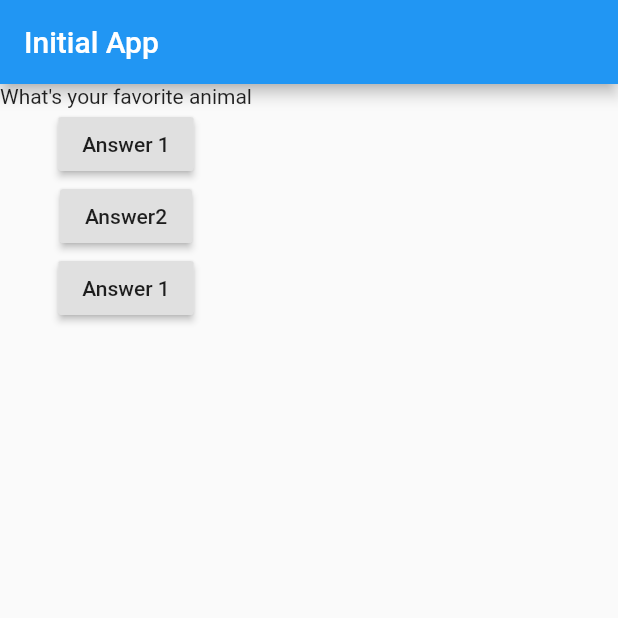
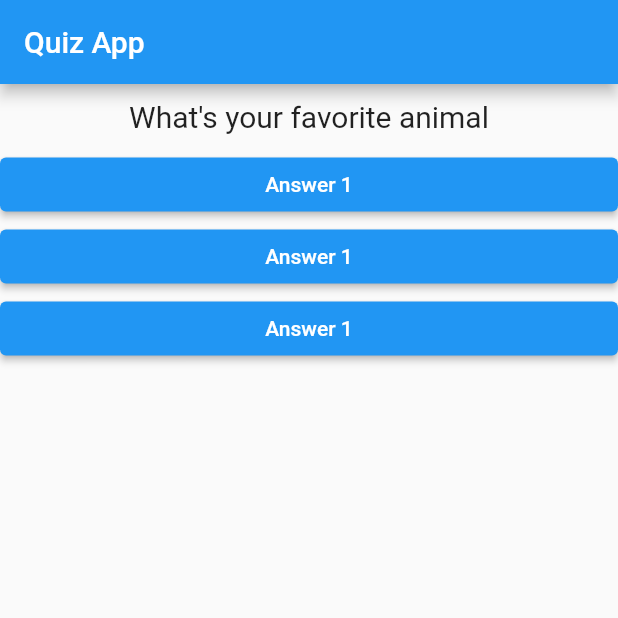
Before and after one commit to Rochak69/Flutter, a Flutter app: the screen it shows after launch, after a tap on "Answer 1", on a phone screen of 412 x 824 dp, the top half of it. Run offline on Flutter 3.47's test engine with Material 2 defaults, Android fonts, the phone set to English and light mode, and no system bars.

Commit message:
Feat: nultiple dart files and passing functions on constructors

```diff
--- /dev/null
+++ b/initial_project/lib/answer.dart
@@ -0,0 +1,19 @@
+import 'package:flutter/material.dart';
+class Answer extends StatelessWidget {
+  Function selectHandler;
+  Answer(this.selectHandler);
+  @override
+  Widget build(BuildContext context) {
+    return Container(
+      width: double.infinity,
+      child: ElevatedButton(
+        child: Text("Answer 1"),
+        onPressed: () {
+
+          selectHandler();
+        }
+    ),
+
+    );
+    }
+    }
--- a/initial_project/lib/main.dart
+++ b/initial_project/lib/main.dart
@@ -1,52 +1,50 @@
 import 'package:flutter/material.dart';
+import './questions.dart';
+import './answer.dart';
 
 void main() {
   runApp(MyApp());
 }
 
 class MyApp extends StatefulWidget {
-
   @override
-  State<StatefulWidget> createState(){
+  State<StatefulWidget> createState() {
     return MyAppState();
   }
 }
-class MyAppState extends State<MyApp>{
-  var questionIndex= 0;
 
-  void answerQuestion(){
-    setState((){
-      questionIndex= questionIndex +1;
+class MyAppState extends State<MyApp> {
+  var questionIndex = 0;
+
+  void _answerQuestion() {
+    setState(() {
+      questionIndex = questionIndex + 1;
     });
 
     print("answer 1");
-    print(questionIndex);
+
+
+
   }
-  void answerQuestion1(){
-    print("answer 2");
-  }
+
 
   @override
   Widget build(BuildContext context) {
-    var questions = ["What\'s your favrite color?", "What\'s your favorite animal"];
+    var questions = [
+      "What\'s your favorite color?",
+      "What\'s your favorite animal"
+    ];
     return MaterialApp(
         home: Scaffold(
-      appBar: AppBar(title: Text("Initial App")),
+      appBar: AppBar(title: Text("Quiz App")),
       body: Column(
         children: [
-          Text(questions.elementAt(questionIndex)),
-          RaisedButton(
-            child: Text('Answer 1'),
-            onPressed: answerQuestion,
+          Questions(
+              questions.elementAt(questionIndex)
           ),
-          RaisedButton(
-            child: Text("Answer2"),
-            onPressed: answerQuestion1,
-          ),
-          RaisedButton(
-            child: Text('Answer 1'),
-            onPressed: ()=> print("Answer 3"),
-          ),
+          Answer(_answerQuestion),
+          Answer(_answerQuestion),
+          Answer(_answerQuestion),
         ],
       ),
     ));
--- /dev/null
+++ b/initial_project/lib/questions.dart
@@ -0,0 +1,17 @@
+import 'package:flutter/material.dart';
+class Questions extends StatelessWidget {
+  final String questionText;
+  Questions(this.questionText);
+  @override
+  Widget build(BuildContext context) {
+    return Container(
+      width: double.infinity,
+      margin: EdgeInsets.all(10),
+      child: Text(
+      questionText,
+      style: TextStyle(fontSize: 20),
+      textAlign: TextAlign.center,
+    ),
+    );
+  }
+}
```
